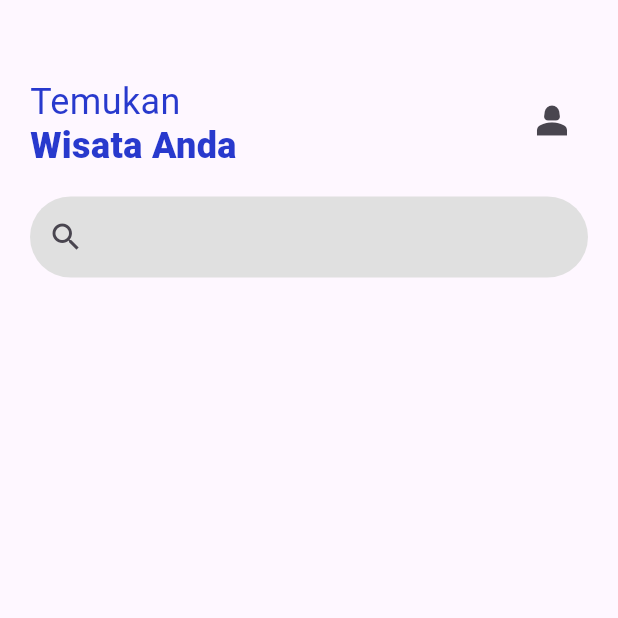
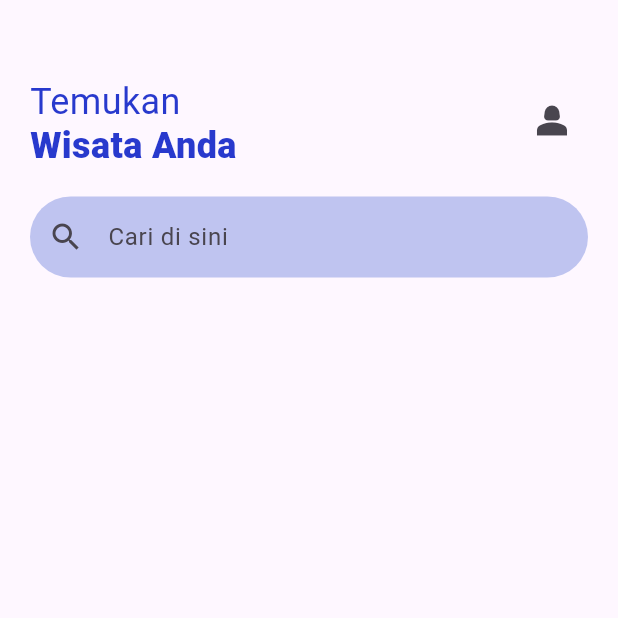
Before and after one commit to rhyssh/GoHealing1, a Flutter app: the ListWisataPage screen opened directly, on a phone screen of 412 x 824 dp, the top half of it. Run offline on Flutter 3.47's test engine with Material 3 defaults, Android fonts, the light colour scheme and no system bars; our stand-ins replace cloud_firestore, convex_bottom_bar, firebase_core, google_fonts; accounts and stored records are empty; Roboto replaces fonts that are missing (Kanit).

Commit message:
change some color

```diff
--- a/lib/User/pages/ListWisataPage.dart
+++ b/lib/User/pages/ListWisataPage.dart
@@ -95,7 +95,8 @@ class _ListWisataPageState extends State<ListWisataPage> {
                     textInputAction: TextInputAction.next,
                     keyboardType: TextInputType.emailAddress,
                     decoration: InputDecoration(
-                      fillColor: Colors.grey[300],
+                      labelText: "Cari di sini",
+                      fillColor: Color(0xFFBFC4F0),
                       filled: true,
                       contentPadding:
                           EdgeInsets.symmetric(horizontal: 20, vertical: 15),
--- a/lib/User/widgets/WidgetCardWisata.dart
+++ b/lib/User/widgets/WidgetCardWisata.dart
@@ -28,7 +28,7 @@ class WidgetCardWisata extends StatelessWidget {
         width: double.infinity,
         height: 140,
         decoration: BoxDecoration(
-          color: Colors.grey[300],
+          color: Color(0xFFBFC4F0),
           borderRadius: BorderRadius.circular(20),
         ),
         child: Container(
--- a/lib/main.dart
+++ b/lib/main.dart
@@ -28,7 +28,7 @@ class _MyAppState extends State<MyApp> {
   Widget build(BuildContext context) {
     return MaterialApp(
       // home: BottomConvexBarr(),
-      home: DeveloperPage(),
+      home: BottomConvexBarr(),
     );
   }
 }
```
Also changed, not shown: lib/User/pages/LoginPage/LoginPage.dart (+8 -1 lines).
